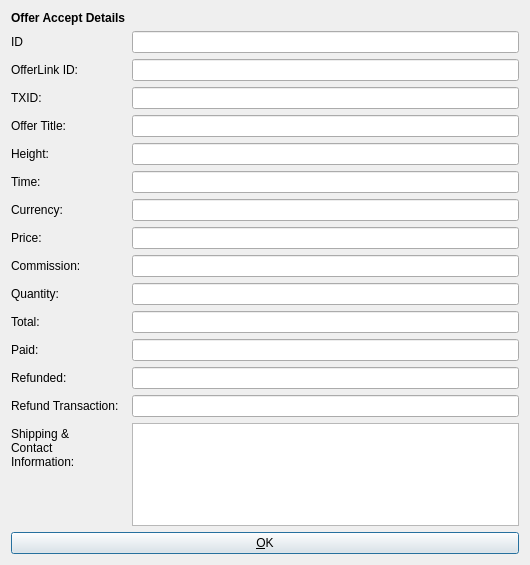
Old version of the form src/qt/forms/offeracceptinfodialog.ui in the repository syscoin/syscoin1.
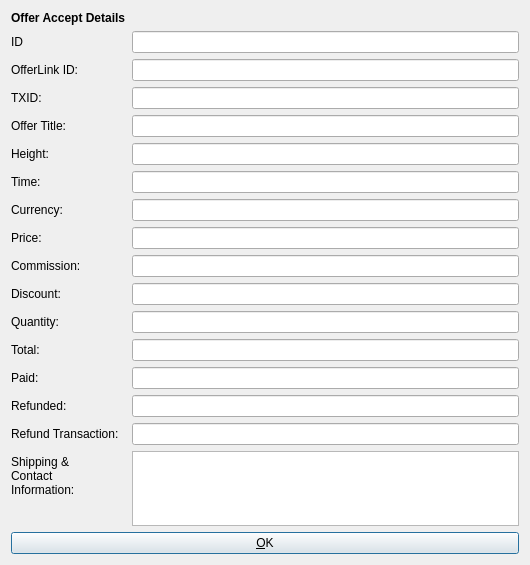
New version of the form. Icons and pictures are not drawn.

Patch:
```diff
--- a/src/qt/forms/offeracceptinfodialog.ui
+++ b/src/qt/forms/offeracceptinfodialog.ui
@@ -145,77 +145,77 @@
      <item row="9" column="1">
       <widget class="QLineEdit" name="commissionEdit"/>
      </item>
-     <item row="10" column="0">
+     <item row="11" column="0">
       <widget class="QLabel" name="label_13">
        <property name="text">
         <string>Quantity:</string>
        </property>
       </widget>
      </item>
-     <item row="10" column="1">
+     <item row="11" column="1">
       <widget class="QLineEdit" name="quantityEdit">
        <property name="enabled">
         <bool>true</bool>
        </property>
       </widget>
      </item>
-     <item row="11" column="0">
+     <item row="12" column="0">
       <widget class="QLabel" name="label_9">
        <property name="text">
         <string>Total:</string>
        </property>
       </widget>
      </item>
-     <item row="11" column="1">
+     <item row="12" column="1">
       <widget class="QLineEdit" name="totalEdit">
        <property name="enabled">
         <bool>true</bool>
        </property>
       </widget>
      </item>
-     <item row="12" column="0">
+     <item row="13" column="0">
       <widget class="QLabel" name="label_8">
        <property name="text">
         <string>Paid:</string>
        </property>
       </widget>
      </item>
-     <item row="12" column="1">
+     <item row="13" column="1">
       <widget class="QLineEdit" name="paidEdit">
        <property name="enabled">
         <bool>true</bool>
        </property>
       </widget>
      </item>
-     <item row="13" column="0">
+     <item row="14" column="0">
       <widget class="QLabel" name="label_10">
        <property name="text">
         <string>Refunded:</string>
        </property>
       </widget>
      </item>
-     <item row="13" column="1">
+     <item row="14" column="1">
       <widget class="QLineEdit" name="refundedEdit">
        <property name="enabled">
         <bool>true</bool>
        </property>
       </widget>
      </item>
-     <item row="15" column="0">
+     <item row="16" column="0">
       <widget class="QLabel" name="refundTXIDLabel">
        <property name="text">
         <string>Refund Transaction:</string>
        </property>
       </widget>
      </item>
-     <item row="15" column="1">
+     <item row="16" column="1">
       <widget class="QLineEdit" name="paytxidEdit">
        <property name="enabled">
         <bool>true</bool>
        </property>
       </widget>
      </item>
-     <item row="17" column="0">
+     <item row="18" column="0">
       <widget class="QLabel" name="label_11">
        <property name="text">
         <string>Shipping &amp; Contact Information:</string>
@@ -225,13 +225,23 @@
        </property>
       </widget>
      </item>
-     <item row="17" column="1">
+     <item row="18" column="1">
       <widget class="QTextEdit" name="paymessageEdit">
        <property name="enabled">
         <bool>true</bool>
        </property>
       </widget>
      </item>
+     <item row="10" column="1">
+      <widget class="QLineEdit" name="discountEdit"/>
+     </item>
+     <item row="10" column="0">
+      <widget class="QLabel" name="discountLabel">
+       <property name="text">
+        <string>Discount:</string>
+       </property>
+      </widget>
+     </item>
     </layout>
    </item>
    <item>
```
